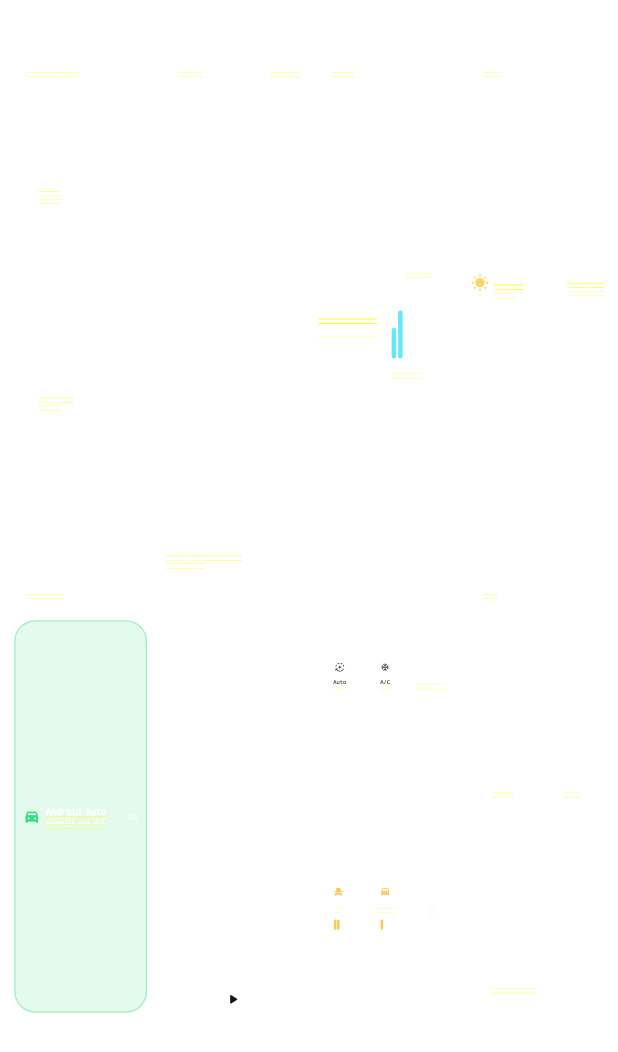
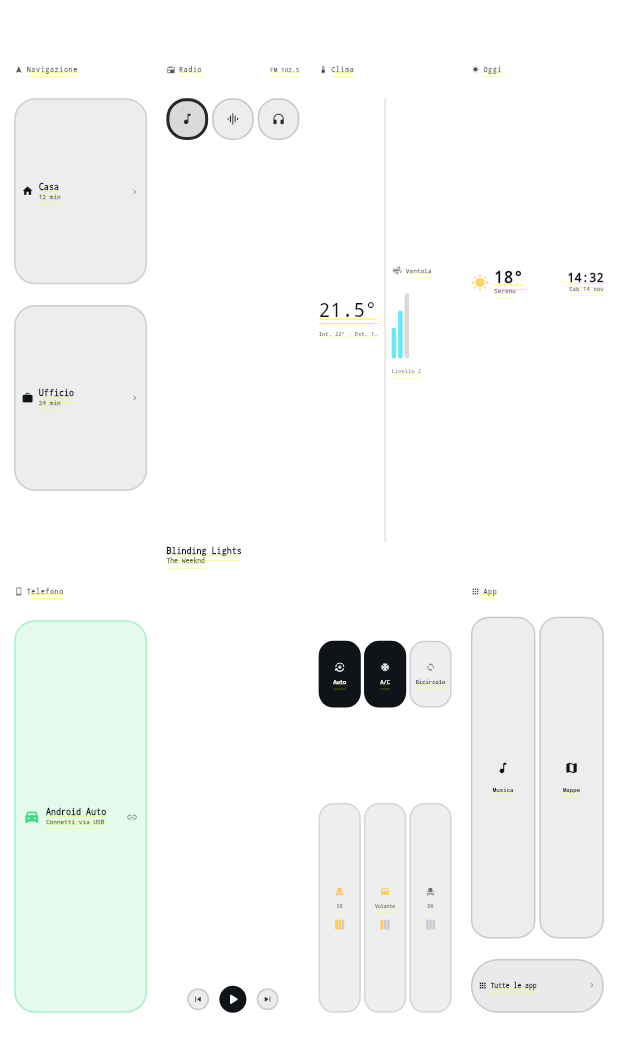
Before and after one commit to YodaR10/my_mg4_dash, a Flutter app: the screen it shows after launch, on a phone screen of 412 x 824 dp. Shown: the top 1052 px of the screen. Run offline on Flutter 3.47's test engine with Material 3 defaults, Android fonts, the phone set to English and light mode, and no system bars; our stand-ins replace flutter_screenutil, shared_preferences; missing offline and left inert: liquid_glass_easy.

Commit message:
Adaptive colors

```diff
--- a/lib/energy_view.dart
+++ b/lib/energy_view.dart
@@ -70,7 +70,9 @@ class _EnergyViewState extends State<EnergyView> {
                           Text(
                             '40% - Charging',
                             style: TextStyle(
-                              color: Colors.white70,
+                              color: Theme.of(context).brightness == Brightness.dark
+                                  ? Colors.white70
+                                  : const Color(0xB8101418),
                               fontSize: 12.sp * scale,
                             ),
                           ),
--- a/lib/home/modules/ambient_module.dart
+++ b/lib/home/modules/ambient_module.dart
@@ -1,6 +1,7 @@
 import 'package:flutter/material.dart';
 import 'package:flutter_screenutil/flutter_screenutil.dart';
 
+import '../../ui/adaptive_ink.dart';
 import '../widgets/home_glass_tile.dart';
 import '../widgets/home_module_header.dart';
 
@@ -10,6 +11,7 @@ class AmbientModule extends StatelessWidget {
 
   @override
   Widget build(BuildContext context) {
+    final ink = AdaptiveInk.of(context);
     return HomeGlassTile(
       padding: EdgeInsets.symmetric(horizontal: 10.w, vertical: 9.h),
       child: Column(
@@ -32,7 +34,7 @@ class AmbientModule extends StatelessWidget {
                     Text(
                       '18°',
                       style: TextStyle(
-                        color: Colors.white,
+                        color: ink.primary,
                         fontSize: 25.sp,
                         fontWeight: FontWeight.w700,
                         height: 1,
@@ -43,7 +45,7 @@ class AmbientModule extends StatelessWidget {
                       maxLines: 1,
                       overflow: TextOverflow.ellipsis,
                       style: TextStyle(
-                        color: Colors.white.withValues(alpha: 0.65),
+                        color: ink.secondary,
                         fontSize: 9.5.sp,
                       ),
                     ),
@@ -56,7 +58,7 @@ class AmbientModule extends StatelessWidget {
                   Text(
                     '14:32',
                     style: TextStyle(
-                      color: Colors.white,
+                      color: ink.primary,
                       fontSize: 19.sp,
                       fontWeight: FontWeight.w700,
                       height: 1,
@@ -66,7 +68,7 @@ class AmbientModule extends StatelessWidget {
                     'Sab 14 nov',
                     maxLines: 1,
                     style: TextStyle(
-                      color: Colors.white.withValues(alpha: 0.65),
+                      color: ink.secondary,
                       fontSize: 9.sp,
                     ),
                   ),
--- a/lib/home/modules/android_auto_module.dart
+++ b/lib/home/modules/android_auto_module.dart
@@ -1,6 +1,7 @@
 import 'package:flutter/material.dart';
 import 'package:flutter_screenutil/flutter_screenutil.dart';
 
+import '../../ui/adaptive_ink.dart';
 import '../widgets/home_glass_tile.dart';
 import '../widgets/home_module_header.dart';
 
@@ -12,6 +13,7 @@ class AndroidAutoModule extends StatelessWidget {
 
   @override
   Widget build(BuildContext context) {
+    final ink = AdaptiveInk.of(context);
     return HomeGlassTile(
       padding: EdgeInsets.symmetric(horizontal: 10.w, vertical: 9.h),
       child: Column(
@@ -51,7 +53,7 @@ class AndroidAutoModule extends StatelessWidget {
                           maxLines: 1,
                           overflow: TextOverflow.ellipsis,
                           style: TextStyle(
-                            color: Colors.white,
+                            color: ink.primary,
                             fontSize: 13.sp,
                             fontWeight: FontWeight.w700,
                           ),
@@ -61,7 +63,7 @@ class AndroidAutoModule extends StatelessWidget {
                           maxLines: 1,
                           overflow: TextOverflow.ellipsis,
                           style: TextStyle(
-                            color: Colors.white.withValues(alpha: 0.7),
+                            color: ink.secondary,
                             fontSize: 9.5.sp,
                           ),
                         ),
@@ -71,7 +73,7 @@ class AndroidAutoModule extends StatelessWidget {
                   Icon(
                     Icons.link_rounded,
                     size: 18.w,
-                    color: Colors.white.withValues(alpha: 0.54),
+                    color: ink.tertiary,
                   ),
                 ],
               ),
--- a/lib/home/modules/apps_module.dart
+++ b/lib/home/modules/apps_module.dart
@@ -1,6 +1,7 @@
 import 'package:flutter/material.dart';
 import 'package:flutter_screenutil/flutter_screenutil.dart';
 
+import '../../ui/adaptive_ink.dart';
 import '../widgets/home_action_pill.dart';
 import '../widgets/home_glass_tile.dart';
 import '../widgets/home_module_header.dart';
@@ -11,6 +12,7 @@ class AppsModule extends StatelessWidget {
 
   @override
   Widget build(BuildContext context) {
+    final ink = AdaptiveInk.of(context);
     return HomeGlassTile(
       padding: EdgeInsets.symmetric(horizontal: 10.w, vertical: 9.h),
       child: Column(
@@ -45,7 +47,7 @@ class AppsModule extends StatelessWidget {
             trailing: Icon(
               Icons.chevron_right_rounded,
               size: 15.w,
-              color: Colors.white.withValues(alpha: 0.54),
+              color: ink.tertiary,
             ),
           ),
         ],
@@ -65,23 +67,24 @@ class _AppTile extends StatelessWidget {
 
   @override
   Widget build(BuildContext context) {
+    final ink = AdaptiveInk.of(context);
     return Container(
       decoration: BoxDecoration(
-        color: Colors.white.withValues(alpha: 0.08),
+        color: ink.primary.withValues(alpha: 0.08),
         borderRadius: BorderRadius.circular(12),
-        border: Border.all(color: Colors.white.withValues(alpha: 0.16)),
+        border: Border.all(color: ink.primary.withValues(alpha: 0.16)),
       ),
       child: Column(
         mainAxisAlignment: MainAxisAlignment.center,
         children: [
-          Icon(icon, size: 22.w, color: Colors.white),
+          Icon(icon, size: 22.w, color: ink.primary),
           SizedBox(height: 3.h),
           Text(
             label,
             maxLines: 1,
             overflow: TextOverflow.ellipsis,
             style: TextStyle(
-              color: Colors.white,
+              color: ink.primary,
               fontSize: 9.sp,
               fontWeight: FontWeight.w600,
             ),
--- a/lib/home/modules/climate_module.dart
+++ b/lib/home/modules/climate_module.dart
@@ -1,6 +1,7 @@
 import 'package:flutter/material.dart';
 import 'package:flutter_screenutil/flutter_screenutil.dart';
 
+import '../../ui/adaptive_ink.dart';
 import '../widgets/home_glass_tile.dart';
 import '../widgets/home_module_header.dart';
 
@@ -22,7 +23,7 @@ class ClimateModule extends StatelessWidget {
             label: 'Clima',
           ),
           SizedBox(height: 7.h),
-          const Expanded(
+          Expanded(
             flex: 1,
             child: Row(
               children: [
@@ -48,7 +49,7 @@ class ClimateModule extends StatelessWidget {
                         ),
                       ),
                       SizedBox(width: 5.w),
-                      const Expanded(
+                      Expanded(
                         child: _ClimateToggle(
                           icon: Icons.ac_unit_rounded,
                           label: 'A/C',
@@ -56,7 +57,7 @@ class ClimateModule extends StatelessWidget {
                         ),
                       ),
                       SizedBox(width: 5.w),
-                      const Expanded(
+                      Expanded(
                         child: _ClimateToggle(
                           icon: Icons.loop_rounded,
                           label: 'Ricircolo',
@@ -67,7 +68,7 @@ class ClimateModule extends StatelessWidget {
                   ),
                 ),
                 SizedBox(height: 7.h),
-                const Expanded(
+                Expanded(
                   child: Row(
                     children: [
                       Expanded(
@@ -77,7 +78,7 @@ class ClimateModule extends StatelessWidget {
                           level: 2,
                         ),
                       ),
-                      SizedBox(width: 5),
+                      SizedBox(width: 5.w),
                       Expanded(
                         child: _SeatControl(
                           icon: Icons.drive_eta_rounded,
@@ -85,7 +86,7 @@ class ClimateModule extends StatelessWidget {
                           level: 1,
                         ),
                       ),
-                      SizedBox(width: 5),
+                      SizedBox(width: 5.w),
                       Expanded(
                         child: _SeatControl(
                           icon: Icons.event_seat_rounded,
@@ -110,6 +111,7 @@ class _Temperature extends StatelessWidget {
 
   @override
   Widget build(BuildContext context) {
+    final ink = AdaptiveInk.of(context);
     return Column(
       mainAxisAlignment: MainAxisAlignment.center,
       crossAxisAlignment: CrossAxisAlignment.start,
@@ -120,7 +122,7 @@ class _Temperature extends StatelessWidget {
           child: Text(
             '21.5°',
             style: TextStyle(
-              color: Colors.white,
+              color: ink.primary,
               fontSize: 30.sp,
               fontWeight: FontWeight.w300,
               height: 1,
@@ -133,7 +135,7 @@ class _Temperature extends StatelessWidget {
           maxLines: 1,
           overflow: TextOverflow.ellipsis,
           style: TextStyle(
-            color: Colors.white.withValues(alpha: 0.6),
+            color: ink.secondary,
             fontSize: 8.5.sp,
           ),
         ),
@@ -147,10 +149,11 @@ class _Divider extends StatelessWidget {
 
   @override
   Widget build(BuildContext context) {
+    final ink = AdaptiveInk.of(context);
     return Container(
       width: 1,
       margin: EdgeInsets.symmetric(horizontal: 9.w),
-      color: Colors.white.withValues(alpha: 0.12),
+      color: ink.primary.withValues(alpha: 0.12),
     );
   }
 }
@@ -160,6 +163,7 @@ class _FanLevel extends StatelessWidget {
 
   @override
   Widget build(BuildContext context) {
+    final ink = AdaptiveInk.of(context);
     return Column(
       mainAxisAlignment: MainAxisAlignment.center,
       crossAxisAlignment: CrossAxisAlignment.start,
@@ -169,13 +173,13 @@ class _FanLevel extends StatelessWidget {
             Icon(
               Icons.air_rounded,
               size: 17.w,
-              color: Colors.white.withValues(alpha: 0.8),
+              color: ink.secondary,
             ),
             SizedBox(width: 5.w),
             Text(
               'Ventola',
               style: TextStyle(
-                color: Colors.white.withValues(alpha: 0.75),
+                color: ink.secondary,
                 fontSize: 9.5.sp,
                 fontWeight: FontWeight.w600,
               ),
@@ -194,7 +198,7 @@ class _FanLevel extends StatelessWidget {
                 decoration: BoxDecoration(
                   color: i < 2
                       ? const Color(0xFF67E8F9)
-                      : Colors.white.withValues(alpha: 0.16),
+                      : ink.primary.withValues(alpha: 0.16),
                   borderRadius: BorderRadius.circular(999),
                 ),
               ),
@@ -204,7 +208,7 @@ class _FanLevel extends StatelessWidget {
         Text(
           'Livello 2',
           style: TextStyle(
-            color: Colors.white.withValues(alpha: 0.55),
+            color: ink.tertiary,
             fontSize: 8.5.sp,
           ),
         ),
@@ -226,15 +230,16 @@ class _ClimateToggle extends StatelessWidget {
 
   @override
   Widget build(BuildContext context) {
-    final Color foreground = active ? const Color(0xFF101418) : Colors.white;
+    final ink = AdaptiveInk.of(context);
+    final Color foreground = active ? ink.onActive : ink.primary;
 
     return Container(
       padding: EdgeInsets.symmetric(horizontal: 3.w, vertical: 6.h),
       decoration: BoxDecoration(
-        color: active ? Colors.white : Colors.white.withValues(alpha: 0.07),
+        color: active ? ink.primary : ink.primary.withValues(alpha: 0.07),
         borderRadius: BorderRadius.circular(10),
         border: Border.all(
-          color: Colors.white.withValues(alpha: active ? 0 : 0.14),
+          color: ink.primary.withValues(alpha: active ? 0 : 0.14),
         ),
       ),
       child: Column(
@@ -243,9 +248,7 @@ class _ClimateToggle extends StatelessWidget {
           Icon(
             icon,
             size: 15.w,
-            color: active
-                ? const Color(0xFF101418)
-                : Colors.white.withValues(alpha: 0.7),
+            color: active ? ink.onActive : ink.secondary,
           ),
           SizedBox(height: 2.h),
           Text(
@@ -277,14 +280,15 @@ class _SeatControl extends StatelessWidget {
 
   @override
   Widget build(BuildContext context) {
+    final ink = AdaptiveInk.of(context);
     final bool active = level > 0;
 
     return Container(
       padding: EdgeInsets.symmetric(horizontal: 3.w, vertical: 6.h),
       decoration: BoxDecoration(
-        color: Colors.white.withValues(alpha: 0.07),
+        color: ink.primary.withValues(alpha: 0.07),
         borderRadius: BorderRadius.circular(10),
-        border: Border.all(color: Colors.white.withValues(alpha: 0.12)),
+        border: Border.all(color: ink.primary.withValues(alpha: 0.12)),
       ),
       child: Column(
         mainAxisAlignment: MainAxisAlignment.center,
@@ -294,7 +298,7 @@ class _SeatControl extends StatelessWidget {
             size: 16.w,
             color: active
                 ? ClimateModule._amber
-                : Colors.white.withValues(alpha: 0.5),
+                : ink.tertiary,
           ),
           SizedBox(height: 2.h),
           Text(
@@ -302,7 +306,7 @@ class _SeatControl extends StatelessWidget {
             maxLines: 1,
             overflow: TextOverflow.ellipsis,
             style: TextStyle(
-              color: Colors.white.withValues(alpha: 0.65),
+              color: ink.secondary,
               fontSize: 7.5.sp,
               fontWeight: FontWeight.w600,
             ),
@@ -319,7 +323,7 @@ class _SeatControl extends StatelessWidget {
                   decoration: BoxDecoration(
                     color: i < level
                         ? ClimateModule._amber
-                        : Colors.white.withValues(alpha: 0.16),
+                        : ink.primary.withValues(alpha: 0.16),
                     borderRadius: BorderRadius.circular(999),
                   ),
                 ),
--- a/lib/home/modules/navigation_module.dart
+++ b/lib/home/modules/navigation_module.dart
@@ -1,6 +1,7 @@
 import 'package:flutter/material.dart';
 import 'package:flutter_screenutil/flutter_screenutil.dart';
 
+import '../../ui/adaptive_ink.dart';
 import '../widgets/home_glass_tile.dart';
 import '../widgets/home_module_header.dart';
 
@@ -54,16 +55,17 @@ class _DestinationButton extends StatelessWidget {
 
   @override
   Widget build(BuildContext context) {
+    final ink = AdaptiveInk.of(context);
     return Container(
       padding: EdgeInsets.symmetric(horizontal: 9.w),
       decoration: BoxDecoration(
-        color: Colors.white.withValues(alpha: 0.08),
+        color: ink.primary.withValues(alpha: 0.08),
         borderRadius: BorderRadius.circular(14),
-        border: Border.all(color: Colors.white.withValues(alpha: 0.14)),
+        border: Border.all(color: ink.primary.withValues(alpha: 0.14)),
       ),
       child: Row(
         children: [
-          Icon(icon, size: 19.w, color: Colors.white),
+          Icon(icon, size: 19.w, color: ink.primary),
           SizedBox(width: 8.w),
           Expanded(
             child: Column(
@@ -75,7 +77,7 @@ class _DestinationButton extends StatelessWidget {
                   maxLines: 1,
                   overflow: TextOverflow.ellipsis,
                   style: TextStyle(
-                    color: Colors.white,
+                    color: ink.primary,
                     fontSize: 13.sp,
                     fontWeight: FontWeight.w700,
                   ),
@@ -85,7 +87,7 @@ class _DestinationButton extends StatelessWidget {
                   maxLines: 1,
                   overflow: TextOverflow.ellipsis,
                   style: TextStyle(
-                    color: Colors.white.withValues(alpha: 0.7),
+                    color: ink.secondary,
                     fontSize: 9.5.sp,
                   ),
                 ),
@@ -95,7 +97,7 @@ class _DestinationButton extends StatelessWidget {
           Icon(
             Icons.chevron_right_rounded,
             size: 16.w,
-            color: Colors.white.withValues(alpha: 0.54),
+            color: ink.tertiary,
           ),
         ],
       ),
--- a/lib/home/modules/radio_module.dart
+++ b/lib/home/modules/radio_module.dart
@@ -1,6 +1,7 @@
 import 'package:flutter/material.dart';
 import 'package:flutter_screenutil/flutter_screenutil.dart';
 
+import '../../ui/adaptive_ink.dart';
 import '../widgets/home_glass_tile.dart';
 import '../widgets/home_module_header.dart';
 
@@ -10,6 +11,7 @@ class RadioModule extends StatelessWidget {
 
   @override
   Widget build(BuildContext context) {
+    final ink = AdaptiveInk.of(context);
     return HomeGlassTile(
       padding: EdgeInsets.symmetric(horizontal: 10.w, vertical: 9.h),
       child: Column(
@@ -21,7 +23,7 @@ class RadioModule extends StatelessWidget {
             trailing: Text(
               'FM 102.5',
               style: TextStyle(
-                color: Colors.white.withValues(alpha: 0.65),
+                color: ink.secondary,
                 fontSize: 9.5.sp,
                 fontWeight: FontWeight.w600,
               ),
@@ -59,7 +61,7 @@ class RadioModule extends StatelessWidget {
             maxLines: 1,
             overflow: TextOverflow.ellipsis,
             style: TextStyle(
-              color: Colors.white,
+              color: ink.primary,
               fontSize: 13.sp,
               fontWeight: FontWeight.w700,
             ),
@@ -69,7 +71,7 @@ class RadioModule extends StatelessWidget {
             maxLines: 1,
             overflow: TextOverflow.ellipsis,
             style: TextStyle(
-              color: Colors.white.withValues(alpha: 0.65),
+              color: ink.secondary,
               fontSize: 10.sp,
             ),
           ),
@@ -82,14 +84,14 @@ class RadioModule extends StatelessWidget {
               Container(
                 width: 42.w,
                 height: 42.w,
-                decoration: const BoxDecoration(
-                  color: Colors.white,
+                decoration: BoxDecoration(
+                  color: ink.primary,
                   shape: BoxShape.circle,
                 ),
                 child: Icon(
                   Icons.play_arrow_rounded,
                   size: 27.w,
-                  color: const Color(0xFF101418),
+                  color: ink.onActive,
                 ),
               ),
               SizedBox(width: 16.w),
@@ -113,21 +115,22 @@ class _Cover extends StatelessWidget {
 
   @override
   Widget build(BuildContext context) {
+    final ink = AdaptiveInk.of(context);
     return AspectRatio(
       aspectRatio: 1,
       child: Container(
         decoration: BoxDecoration(
-          color: Colors.white.withValues(alpha: selected ? 0.16 : 0.08),
+          color: ink.primary.withValues(alpha: selected ? 0.16 : 0.08),
           borderRadius: BorderRadius.circular(13),
           border: Border.all(
-            color: Colors.white.withValues(alpha: selected ? 0.9 : 0.18),
+            color: ink.primary.withValues(alpha: selected ? 0.9 : 0.18),
             width: selected ? 2 : 1,
           ),
         ),
         child: Icon(
           icon,
           size: 22.w,
-          color: Colors.white.withValues(alpha: 0.9),
+          color: ink.primary.withValues(alpha: 0.9),
         ),
       ),
     );
@@ -141,18 +144,19 @@ class _RoundButton extends StatelessWidget {
 
   @override
   Widget build(BuildContext context) {
+    final ink = AdaptiveInk.of(context);
     return Container(
       width: 34.w,
       height: 34.w,
       decoration: BoxDecoration(
-        color: Colors.white.withValues(alpha: 0.08),
+        color: ink.primary.withValues(alpha: 0.08),
         shape: BoxShape.circle,
-        border: Border.all(color: Colors.white.withValues(alpha: 0.16)),
+        border: Border.all(color: ink.primary.withValues(alpha: 0.16)),
       ),
       child: Icon(
         icon,
         size: 18.w,
-        color: Colors.white.withValues(alpha: 0.85),
+        color: ink.primary.withValues(alpha: 0.85),
       ),
     );
   }
--- a/lib/home/widgets/home_action_pill.dart
+++ b/lib/home/widgets/home_action_pill.dart
@@ -1,5 +1,7 @@
 import 'package:flutter/material.dart';
 import 'package:flutter_screenutil/flutter_screenutil.dart';
+
+import '../../ui/adaptive_ink.dart';
 
 /// Mock action chip used inside the homepage cards.
 ///
@@ -25,7 +27,8 @@ class HomeActionPill extends StatelessWidget {
 
   @override
   Widget build(BuildContext context) {
-    final Color foreground = active ? const Color(0xFF101418) : Colors.white;
+    final ink = AdaptiveInk.of(context);
+    final Color foreground = active ? ink.onActive : ink.primary;
     final Widget text = Text(
       label,
       maxLines: 1,
@@ -40,10 +43,10 @@ class HomeActionPill extends StatelessWidget {
     return Container(
       padding: EdgeInsets.symmetric(horizontal: 9.w, vertical: 6.h),
       decoration: BoxDecoration(
-        color: active ? Colors.white : Colors.white.withValues(alpha: 0.09),
+        color: active ? ink.primary : ink.primary.withValues(alpha: 0.09),
         borderRadius: BorderRadius.circular(999),
         border: Border.all(
-          color: Colors.white.withValues(alpha: active ? 0 : 0.16),
+          color: ink.primary.withValues(alpha: active ? 0 : 0.16),
         ),
       ),
       child: Row(
--- a/lib/home/widgets/home_glass_tile.dart
+++ b/lib/home/widgets/home_glass_tile.dart
@@ -25,7 +25,7 @@ class HomeGlassTile extends StatelessWidget {
         brightness == Brightness.dark ? Colors.black : Colors.white;
     final style = LiquidGlassStyle(
       shape: const LiquidGlassShape.continuousRoundedRectangle(cornerRadius: 22),
-      color: tintBase.withValues(alpha: settings.panelTintAlpha.clamp(0.0, 0.4)),
+      color: tintBase.withValues(alpha: settings.panelTintAlpha.clamp(0.05, 0.90)),
       saturation: 1.05,
       refractionIndex: 1.04,
       refractionWidth: 10,
--- a/lib/home/widgets/home_module_header.dart
+++ b/lib/home/widgets/home_module_header.dart
@@ -1,5 +1,7 @@
 import 'package:flutter/material.dart';
 import 'package:flutter_screenutil/flutter_screenutil.dart';
+
+import '../../ui/adaptive_ink.dart';
 
 /// Small label shared by the homepage cards.
 class HomeModuleHeader extends StatelessWidget {
@@ -16,9 +18,10 @@ class HomeModuleHeader extends StatelessWidget {
 
   @override
   Widget build(BuildContext context) {
+    final ink = AdaptiveInk.of(context);
     return Row(
       children: [
-        Icon(icon, size: 14.w, color: Colors.white.withValues(alpha: 0.7)),
+        Icon(icon, size: 14.w, color: ink.secondary),
         SizedBox(width: 5.w),
         Expanded(
           child: Text(
@@ -26,7 +29,7 @@ class HomeModuleHeader extends StatelessWidget {
             maxLines: 1,
             overflow: TextOverflow.ellipsis,
             style: TextStyle(
-              color: Colors.white.withValues(alpha: 0.72),
+              color: ink.secondary,
               fontSize: 10.5.sp,
               fontWeight: FontWeight.w700,
               letterSpacing: 0.4,
--- a/lib/settings/app_settings.dart
+++ b/lib/settings/app_settings.dart
@@ -39,7 +39,7 @@ class AppSettings {
   /// Gaussian blur sigma for glass panels.
   final double panelBlur;
 
-  /// Tint opacity for glass panels (0.0 = fully transparent tint).
+  /// Panel tint opacity (0.05 = 5%, 0.90 = 90%).
   final double panelTintAlpha;
 
   ThemeMode get themeMode => switch (themePreference) {
@@ -83,7 +83,7 @@ class AppSettings {
       hideBottomSystemBar: prefs.getBool(_kHideBottomSystemBar) ?? false,
       panelBlur: (prefs.getDouble(_kPanelBlur) ?? 2.0).clamp(0.0, 12.0),
       panelTintAlpha:
-          (prefs.getDouble(_kPanelTintAlpha) ?? 0.08).clamp(0.0, 0.4),
+          (prefs.getDouble(_kPanelTintAlpha) ?? 0.08).clamp(0.05, 0.90),
     );
   }
 
--- /dev/null
+++ b/lib/ui/adaptive_ink.dart
@@ -0,0 +1,47 @@
+import 'package:flutter/material.dart';
+
+/// Brightness-aware foreground colors for content drawn over glass panels.
+///
+/// Dark theme keeps light ink, light theme switches to dark ink so text and
+/// icons remain legible.
+class AdaptiveInk {
+  const AdaptiveInk._({
+    required this.primary,
+    required this.secondary,
+    required this.tertiary,
+    required this.faint,
+    required this.border,
+    required this.onActive,
+  });
+
+  final Color primary;
+  final Color secondary;
+  final Color tertiary;
+  final Color faint;
+  final Color border;
+
+  /// Foreground used on strongly active/filled surfaces.
+  final Color onActive;
+
+  static AdaptiveInk of(BuildContext context) {
+    final dark = Theme.of(context).brightness == Brightness.dark;
+    if (dark) {
+      return const AdaptiveInk._(
+        primary: Colors.white,
+        secondary: Color(0xB8FFFFFF),
+        tertiary: Color(0x8FFFFFFF),
+        faint: Color(0x29FFFFFF),
+        border: Color(0x24FFFFFF),
+        onActive: Color(0xFF101418),
+      );
+    }
+    return const AdaptiveInk._(
+      primary: Color(0xFF101418),
+      secondary: Color(0xB8101418),
+      tertiary: Color(0x8F101418),
+      faint: Color(0x1F101418),
+      border: Color(0x24101418),
+      onActive: Colors.white,
+    );
+  }
+}
```
Also changed, not shown: lib/animated_background.dart (+6 -16 lines), lib/demo_view.dart (+9 -2 lines), lib/settings/widgets/settings_content.dart (+67 -41 lines), lib/settings/widgets/settings_detail_panel.dart (+10 -8 lines), lib/settings/widgets/settings_nav.dart (+7 -6 lines).
